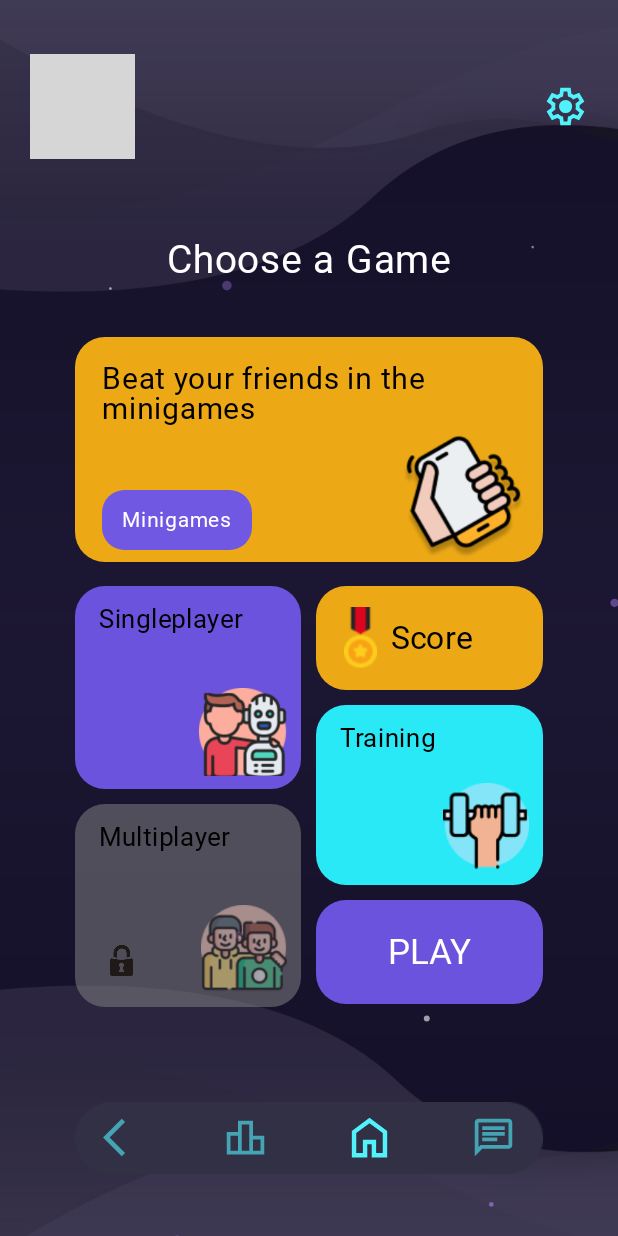
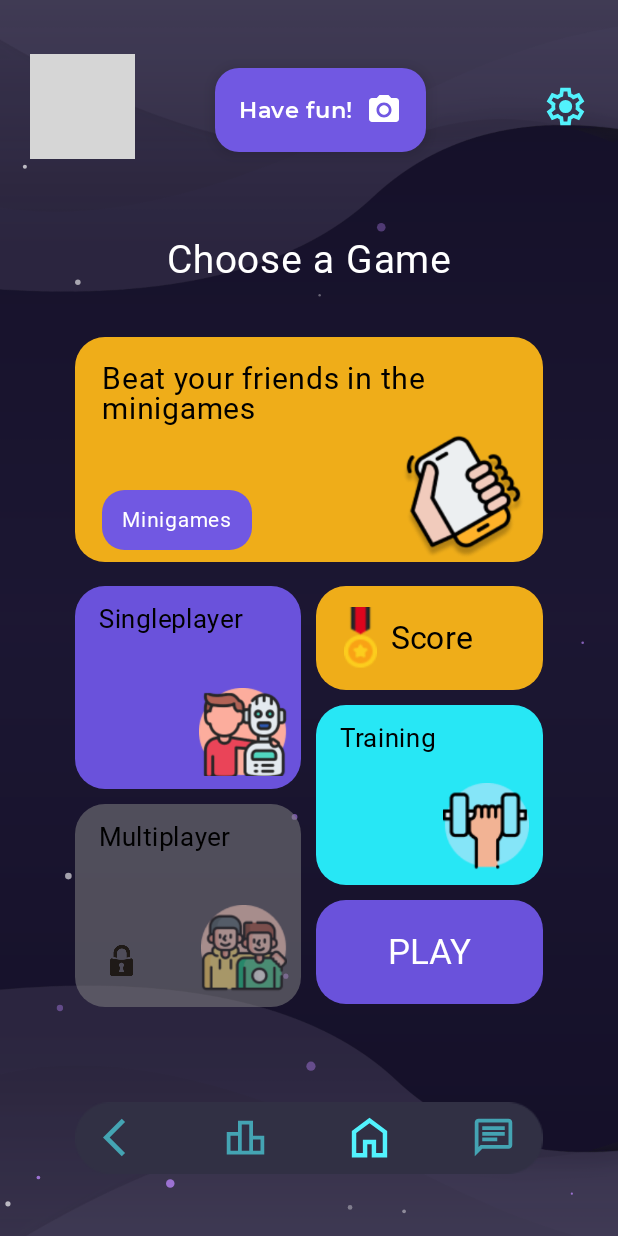
Before and after one commit to mattiamaffo/ShakeIt-App, an Android app built with Jetpack Compose: the HomePage screen opened through its navigation route, after a tap on "Settings", on a phone screen of 412 x 824 dp. Run offline under Robolectric (Android 15) with nearby library versions, the phone set to English and light mode, and no system bars; our stand-ins replace Firebase (no records; nobody signed in at launch, a user with empty details on screens opened directly); libraries missing offline, so code that uses them is left out: org.opencv.android; Roboto replaces fonts that are not available here; 1 statement that could not run was skipped; 1 other tap on this screen came first; grey boxes are pictures that could not be loaded.

Commit message:
Add files via upload

```diff
--- a/app/src/main/java/com/example/shakeit/ui/elements/HomePage.kt
+++ b/app/src/main/java/com/example/shakeit/ui/elements/HomePage.kt
@@ -33,8 +33,12 @@
 import androidx.compose.foundation.horizontalScroll
 import androidx.compose.foundation.layout.offset
 import androidx.compose.foundation.rememberScrollState
+import androidx.compose.material.icons.Icons
+import androidx.compose.material.icons.filled.CameraAlt
 import androidx.compose.material3.AlertDialog
 import androidx.compose.material3.CircularProgressIndicator
+import androidx.compose.material3.FloatingActionButton
+import androidx.compose.material3.Icon
 import androidx.compose.material3.TextButton
 import androidx.compose.runtime.LaunchedEffect
 import androidx.compose.runtime.getValue
@@ -315,6 +319,29 @@
                     isAvatarDialogOpen.value = false
                 }
             )
+        }
+
+        FloatingActionButton(
+            onClick = { navController.navigate("cameraScreen") },
+            containerColor = Purple1,
+            modifier = Modifier
+                .align(Alignment.TopCenter)
+                .offset(y = 45.dp, x = 15.dp)
+                .padding(end = 16.dp, bottom = 16.dp)
+        ) {
+            Row(
+                modifier = Modifier.padding(horizontal = 16.dp, vertical = 8.dp),
+                verticalAlignment = Alignment.CenterVertically,
+                horizontalArrangement = Arrangement.Center
+            ) {
+                Text(
+                    text = "Have fun!",
+                    style = MyTypography.montserratSB.copy(fontSize = 15.sp),
+                    color = Color.White,
+                    modifier = Modifier.padding(end = 8.dp)
+                )
+                Icon(Icons.Default.CameraAlt, contentDescription = "Open Camera", tint = Color.White)
+            }
         }
     }
 }
```
Also changed, not shown: app/src/main/java/com/example/shakeit/ui/elements/CameraScreen.kt (added, +161 -0 lines).
